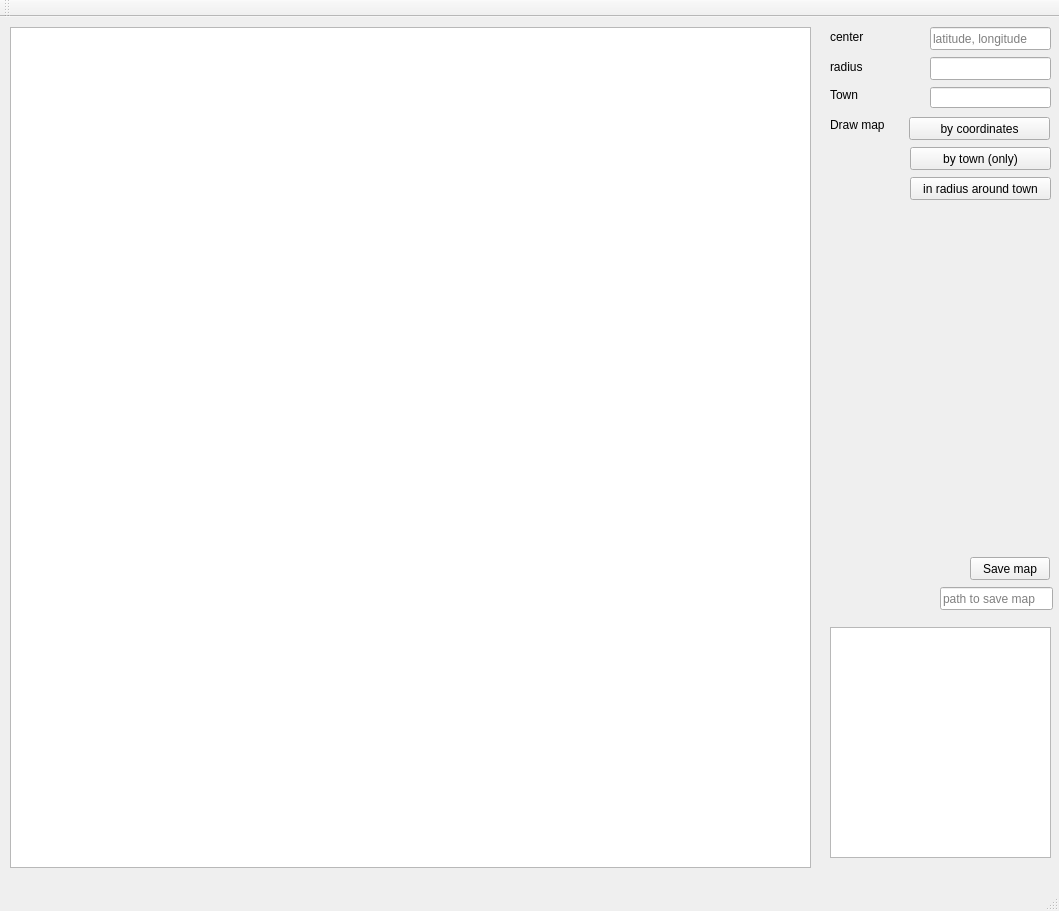
Old version of the form gui_map_drawer.ui in the repository pali08/zanikle_obce_cz.
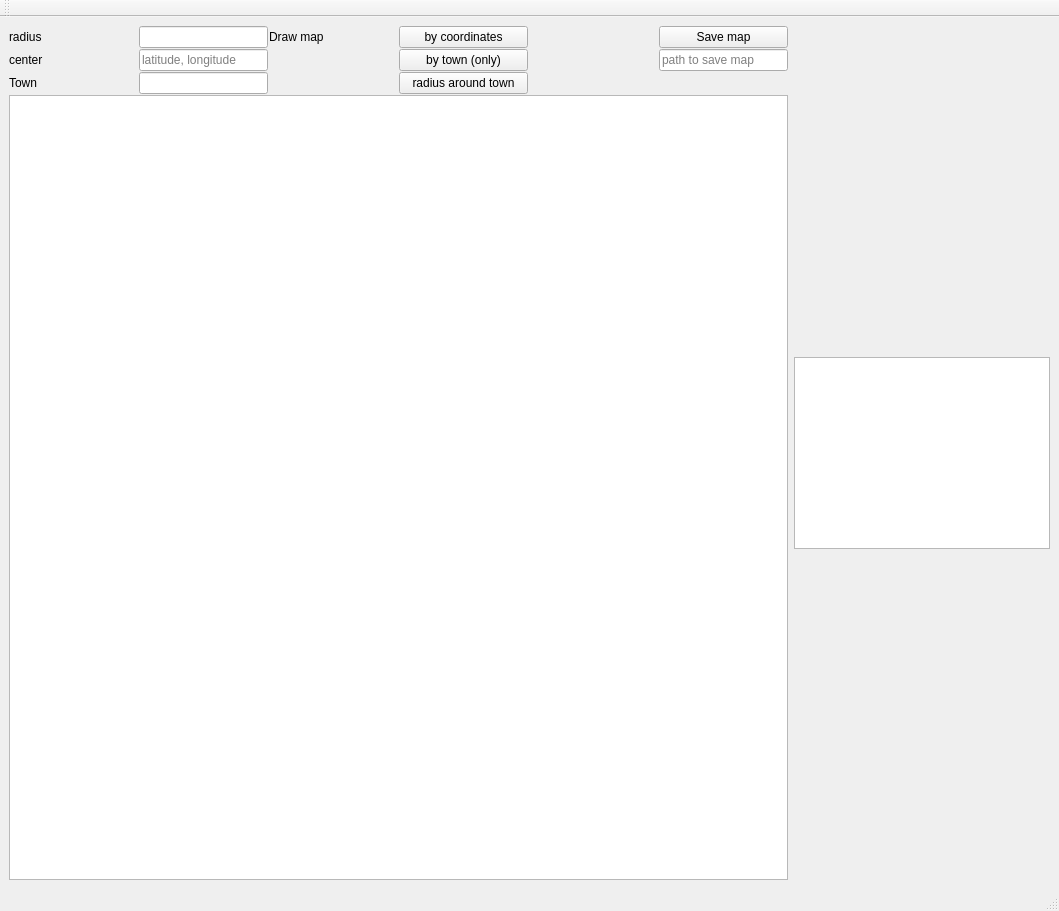
New version of the form.

Commit message: playing around with gui - grid layout and resizing window

```diff
--- a/gui_map_drawer.ui
+++ b/gui_map_drawer.ui
@@ -26,93 +26,8 @@
    <property name="autoFillBackground">
     <bool>false</bool>
    </property>
-   <widget class="QLineEdit" name="lineEdit_center">
-    <property name="geometry">
-     <rect>
-      <x>930</x>
-      <y>10</y>
-      <width>121</width>
-      <height>23</height>
-     </rect>
-    </property>
-    <property name="placeholderText">
-     <string>latitude, longitude</string>
-    </property>
-   </widget>
-   <widget class="QLineEdit" name="lineEdit_radius">
-    <property name="geometry">
-     <rect>
-      <x>930</x>
-      <y>40</y>
-      <width>121</width>
-      <height>23</height>
-     </rect>
-    </property>
-   </widget>
-   <widget class="QLabel" name="label_center">
-    <property name="geometry">
-     <rect>
-      <x>830</x>
-      <y>10</y>
-      <width>91</width>
-      <height>20</height>
-     </rect>
-    </property>
-    <property name="text">
-     <string>center</string>
-    </property>
-   </widget>
-   <widget class="QLabel" name="label_radius">
-    <property name="geometry">
-     <rect>
-      <x>830</x>
-      <y>40</y>
-      <width>91</width>
-      <height>20</height>
-     </rect>
-    </property>
-    <property name="text">
-     <string>radius</string>
-    </property>
-   </widget>
-   <widget class="QPushButton" name="pushButton_draw_map_by_coordinates">
-    <property name="geometry">
-     <rect>
-      <x>909</x>
-      <y>100</y>
-      <width>141</width>
-      <height>23</height>
-     </rect>
-    </property>
-    <property name="text">
-     <string>by coordinates</string>
-    </property>
-   </widget>
-   <widget class="QGraphicsView" name="graphicsView_png_map">
-    <property name="geometry">
-     <rect>
-      <x>830</x>
-      <y>610</y>
-      <width>221</width>
-      <height>231</height>
-     </rect>
-    </property>
-    <property name="sizePolicy">
-     <sizepolicy hsizetype="Maximum" vsizetype="Maximum">
-      <horstretch>0</horstretch>
-      <verstretch>0</verstretch>
-     </sizepolicy>
-    </property>
-   </widget>
-   <widget class="QWidget" name="gridLayoutWidget">
-    <property name="geometry">
-     <rect>
-      <x>10</x>
-      <y>10</y>
-      <width>801</width>
-      <height>841</height>
-     </rect>
-    </property>
+   <layout class="QGridLayout" name="gridLayout">
+    <item row="0" column="0">
     <layout class="QGridLayout" name="gridLayout_html_map">
      <property name="sizeConstraint">
       <enum>QLayout::SetMaximumSize</enum>
@@ -120,99 +35,121 @@
      <property name="spacing">
       <number>1</number>
      </property>
+      <item row="4" column="3">
+       <widget class="QPushButton" name="pushButton_draw_map_radius_around_town">
+        <property name="text">
+         <string>radius around town</string>
+        </property>
+       </widget>
+      </item>
+      <item row="0" column="2">
+       <widget class="QLabel" name="label_draw_map">
+        <property name="text">
+         <string>Draw map</string>
+        </property>
+       </widget>
+      </item>
      <item row="0" column="0">
-      <widget class="QGraphicsView" name="graphicsView_html_map"/>
-     </item>
-    </layout>
-   </widget>
-   <widget class="QLabel" name="label_town">
-    <property name="geometry">
-     <rect>
-      <x>830</x>
-      <y>70</y>
-      <width>57</width>
-      <height>15</height>
-     </rect>
-    </property>
+       <widget class="QLabel" name="label_radius">
+        <property name="text">
+         <string>radius</string>
+        </property>
+       </widget>
+      </item>
+      <item row="1" column="3">
+       <widget class="QPushButton" name="pushButton_draw_map_by_town">
     <property name="text">
-     <string>Town</string>
-    </property>
-   </widget>
-   <widget class="QLineEdit" name="lineEdit_town">
-    <property name="geometry">
-     <rect>
-      <x>930</x>
-      <y>70</y>
-      <width>121</width>
-      <height>21</height>
-     </rect>
-    </property>
-   </widget>
+         <string>by town (only)</string>
+        </property>
+       </widget>
+      </item>
+      <item row="0" column="3">
+       <widget class="QPushButton" name="pushButton_draw_map_by_coordinates">
+        <property name="text">
+         <string>by coordinates</string>
+        </property>
+       </widget>
+      </item>
+      <item row="0" column="5">
    <widget class="QPushButton" name="pushButton_save_map">
-    <property name="geometry">
-     <rect>
-      <x>970</x>
-      <y>540</y>
-      <width>80</width>
-      <height>23</height>
-     </rect>
-    </property>
     <property name="text">
      <string>Save map</string>
     </property>
    </widget>
+      </item>
+      <item row="4" column="0">
+       <widget class="QLabel" name="label_town">
+        <property name="text">
+         <string>Town</string>
+        </property>
+       </widget>
+      </item>
+      <item row="4" column="1">
+       <widget class="QLineEdit" name="lineEdit_town"/>
+      </item>
+      <item row="1" column="1">
+       <widget class="QLineEdit" name="lineEdit_center">
+        <property name="placeholderText">
+         <string>latitude, longitude</string>
+        </property>
+       </widget>
+      </item>
+      <item row="1" column="5">
    <widget class="QLineEdit" name="lineEdit_save_html">
-    <property name="geometry">
-     <rect>
-      <x>940</x>
-      <y>570</y>
-      <width>113</width>
-      <height>23</height>
-     </rect>
-    </property>
     <property name="placeholderText">
      <string>path to save map</string>
     </property>
    </widget>
-   <widget class="QPushButton" name="pushButton_draw_map_by_town">
-    <property name="geometry">
-     <rect>
-      <x>910</x>
-      <y>130</y>
-      <width>141</width>
-      <height>23</height>
-     </rect>
-    </property>
+      </item>
+      <item row="6" column="0" colspan="6">
+       <widget class="QGraphicsView" name="graphicsView_html_map">
+        <property name="sizePolicy">
+         <sizepolicy hsizetype="Expanding" vsizetype="Expanding">
+          <horstretch>1</horstretch>
+          <verstretch>1</verstretch>
+         </sizepolicy>
+        </property>
+       </widget>
+      </item>
+      <item row="0" column="1">
+       <widget class="QLineEdit" name="lineEdit_radius"/>
+      </item>
+      <item row="1" column="0">
+       <widget class="QLabel" name="label_center">
     <property name="text">
-     <string>by town (only)</string>
-    </property>
-   </widget>
-   <widget class="QPushButton" name="pushButton_draw_map_radius_around_town">
-    <property name="geometry">
-     <rect>
-      <x>910</x>
-      <y>160</y>
-      <width>141</width>
-      <height>23</height>
-     </rect>
-    </property>
-    <property name="text">
-     <string>in radius around town</string>
-    </property>
-   </widget>
-   <widget class="QLabel" name="label_draw_map">
-    <property name="geometry">
-     <rect>
-      <x>830</x>
-      <y>100</y>
-      <width>81</width>
-      <height>16</height>
-     </rect>
-    </property>
-    <property name="text">
-     <string>Draw map</string>
-    </property>
-   </widget>
+         <string>center</string>
+        </property>
+       </widget>
+      </item>
+      <item row="0" column="4">
+       <spacer name="horizontalSpacer">
+        <property name="orientation">
+         <enum>Qt::Horizontal</enum>
+        </property>
+        <property name="sizeType">
+         <enum>QSizePolicy::Fixed</enum>
+        </property>
+        <property name="sizeHint" stdset="0">
+         <size>
+          <width>40</width>
+          <height>20</height>
+         </size>
+        </property>
+       </spacer>
+      </item>
+     </layout>
+    </item>
+    <item row="0" column="1">
+     <widget class="QGraphicsView" name="graphicsView_png_map">
+      <property name="sizePolicy">
+       <sizepolicy hsizetype="Maximum" vsizetype="Maximum">
+        <horstretch>0</horstretch>
+        <verstretch>0</verstretch>
+       </sizepolicy>
+      </property>
+     </widget>
+    </item>
+   </layout>
   </widget>
   <widget class="QMenuBar" name="menubar">
    <property name="geometry">
```
Lines whose indentation alone changed are shown as unchanged. The commit also changes 2 other files.
